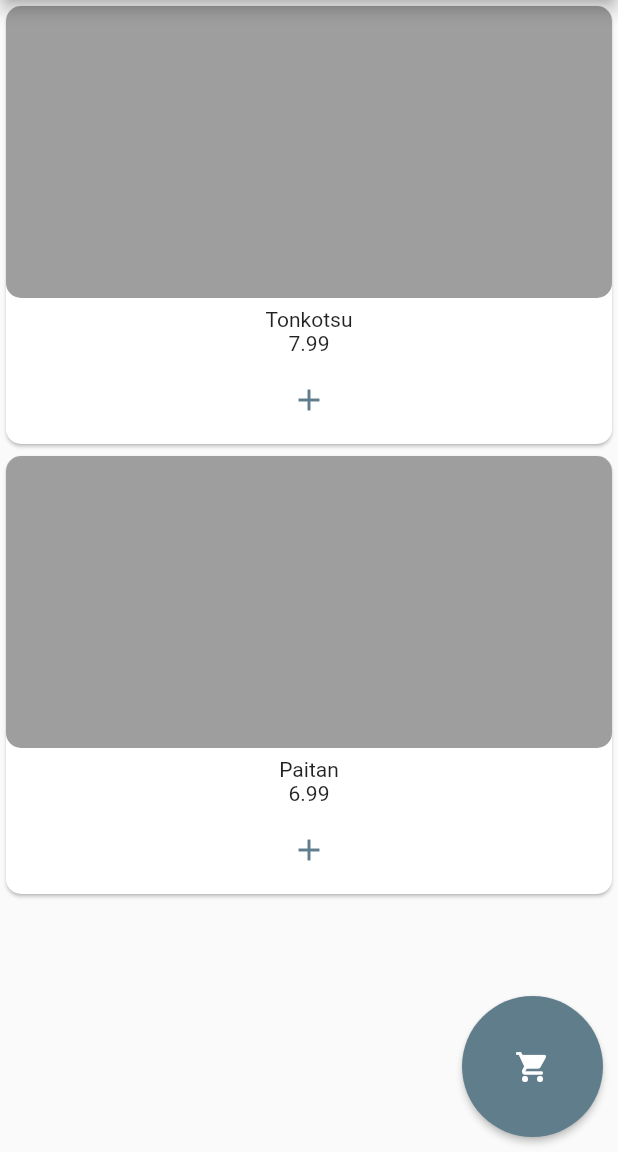
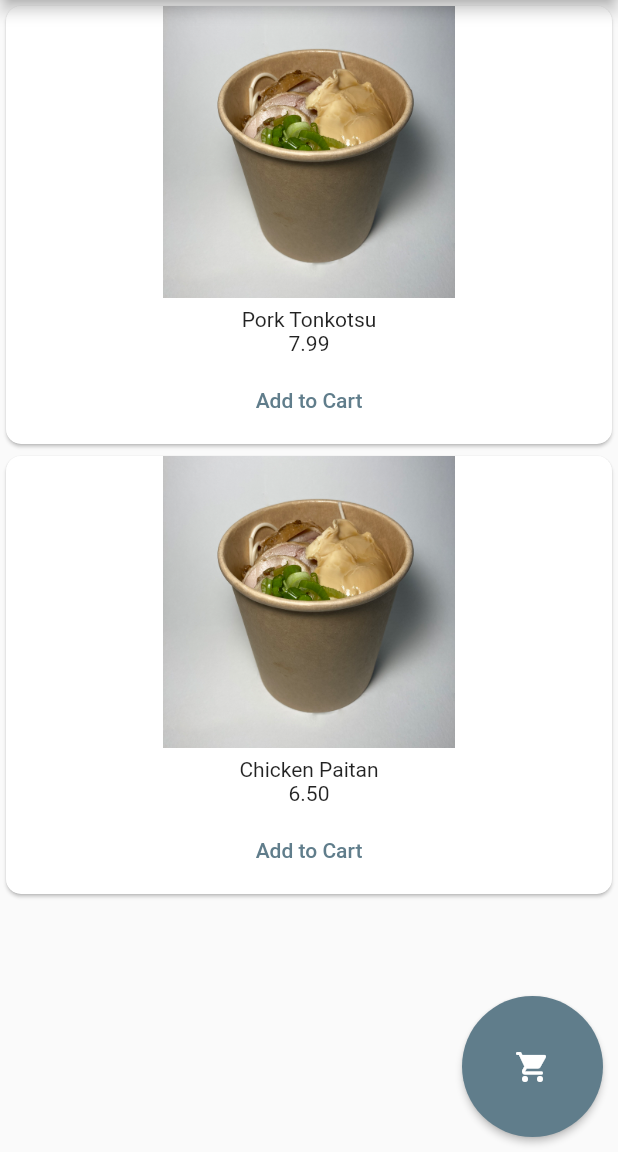
Before and after one commit to nat-leo/cloud-noodle-bar, a Flutter app: the ShippingDetailsPage screen opened by its route, in the side drawer, after a tap on "Products", on a phone screen of 412 x 824 dp, the part 84-1236 px from its top. Run offline on Flutter 3.47's test engine with Material 2 defaults, Android fonts, the phone set to English and light mode, and no system bars; our stand-ins replace cloud_firestore, cloud_functions, firebase_core; missing offline and left inert: flutter_stripe; accounts and stored records are empty.

Commit message:
add product details page for Chicken Paitan

```diff
--- a/lib/main.dart
+++ b/lib/main.dart
@@ -8,6 +8,7 @@ import 'package:flutter/foundation.dart';
 // local files
 import 'firebase_options.dart';
 import 'screens/checkout/checkout.dart';
+import 'screens/products/chicken_paitan.dart';
 import 'cart_model.dart';
 import 'screens/home/home_page.dart';
 import 'screens/landing/landing_page.dart';
@@ -89,7 +90,8 @@ class MyApp extends StatelessWidget {
         '/': (context) => const LandingPage(),
         // When navigating to the "/second" route, build the SecondScreen widget.
         '/home': (context) => const HomePage(),
-        '/home/order': (context) => const ShippingDetailsPage()
+        '/home/order': (context) => const ShippingDetailsPage(),
+        '/home/order/chicken_paitan': (context) => const ChickenPaitan(),
       },
     );
   }
--- a/lib/screens/checkout/checkout.dart
+++ b/lib/screens/checkout/checkout.dart
@@ -39,19 +39,14 @@ class ShippingDetailsPage extends StatelessWidget {
                     borderRadius: BorderRadius.circular(12),
                   ),
                   child: Column(
-                    children: const [
-                      Padding(
-                        padding: EdgeInsets.all(16),
-                        child: Text(
-                          "Products",
-                          style: TextStyle(
-                            fontSize: 20,
-                          ),
-                        ),
-                      ),
+                    children: [
                       Expanded(
                         child: YourCart(),
                       ),
+                      ElevatedButton(
+                          onPressed: () {},
+                          child: Text("fuck man"),
+                      )
                     ],
                   ),
                 )
@@ -96,24 +91,9 @@ class ShippingDetailsPage extends StatelessWidget {
                     color: const Color(0xFFDEDEE0),
                     borderRadius: BorderRadius.circular(12),
                   ),
-                    child: Column(
-                      children: const [
-                        Padding(
-                          padding: EdgeInsets.all(16),
-                          child: Text(
-                            "Products",
-                            style: TextStyle(
-                              fontSize: 20,
-                            ),
-                          ),
-                        ),
-                        Expanded(
                   child: YourCart(),
                 ),
-                      ],
-                    ),
               )
-              ),
             ],
           ),
         )
--- a/lib/screens/checkout/shipping_form.dart
+++ b/lib/screens/checkout/shipping_form.dart
@@ -77,8 +77,8 @@ class ShippingFormState extends State<ShippingForm> {
   // Responsive UI elements
   Widget _buildWebForm() {
     return Form(
-        key: _formKey,
-        child: Padding(
+      key: _formKey,
+      child: Padding(
         padding: const EdgeInsets.all(16),
         child: Column(
           mainAxisAlignment: MainAxisAlignment.spaceBetween,
--- a/lib/screens/checkout/your_cart.dart
+++ b/lib/screens/checkout/your_cart.dart
@@ -6,8 +6,44 @@ import '../../cart_model.dart';
 class YourCart extends StatelessWidget {
   const YourCart({Key? key}) : super(key: key);
 
-  @override
-  Widget build(BuildContext context) {
+  Widget _buildMobile() {
+    return Consumer<CartModel>(
+        builder: (context, cart, child) {
+          if(cart.products.isEmpty) {
+            return const Center(
+              child: Text("Add some stuff"),
+            );
+          } else {
+            return Column(
+              children: [
+                Padding(
+                  padding: EdgeInsets.all(16),
+                  child: Text(
+                    "Shopping Cart",
+                    style: TextStyle(
+                      fontSize: 20,
+                    ),
+                  ),
+                ),
+                Expanded(
+                  child: ListView.builder(
+                      itemCount: cart.products.length,
+                      itemBuilder: (context, index) {
+                        return ListTile(
+                            leading: Text("${cart.products[index].name} (${cart.products[index].quantity}) @ ${cart.products[index].price}"),
+                            trailing: Text((cart.products[index].price*cart.products[index].quantity).toStringAsFixed(2))
+                        );
+                      }
+                  ),
+                ),
+              ],
+            );
+          }
+        }
+    );
+  }
+
+  Widget _buildWeb() {
     return Consumer<CartModel>(
         builder: (context, cart, child) {
           if(cart.products.isEmpty) {
@@ -28,4 +64,17 @@ class YourCart extends StatelessWidget {
         }
     );
   }
+
+  @override
+  Widget build(BuildContext context) {
+    return LayoutBuilder(
+      builder: (context, constraints) {
+        if(constraints.maxWidth<1000) {
+          return _buildMobile();
+        } else {
+          return _buildWeb();
+        }
+      },
+    );
+  }
 }
--- a/lib/screens/products/product_card.dart
+++ b/lib/screens/products/product_card.dart
@@ -11,10 +11,14 @@ class ProductWidget extends StatefulWidget {
     Key? key,
     required this.name,
     required this.price,
+    required this.productUrl,
+    required this.productImage,
   }) : super(key: key);
 
   final String name;
   final double price;
+  final String productUrl;
+  final Widget productImage;
 
   @override
   State<StatefulWidget> createState() {
@@ -24,7 +28,7 @@ class ProductWidget extends StatefulWidget {
 
 class ProductWidgetState extends State<ProductWidget> {
   int quantity = 0;
-  bool addedToCart = false;
+  bool inCart = false;
 
   @override void initState() {
     setProductQuantity();
@@ -34,7 +38,7 @@ class ProductWidgetState extends State<ProductWidget> {
   void _addToCart() {
     setState(() {
       quantity++;
-      addedToCart = true;
+      inCart = true;
     });
     Provider.of<CartModel>(context, listen: false).add(
         Product(
@@ -52,7 +56,7 @@ class ProductWidgetState extends State<ProductWidget> {
       quantity--;
       if(quantity<=0) {
         quantity = 0;
-        addedToCart = false;
+        inCart = false;
       }
       Provider.of<CartModel>(context, listen: false).remove(widget.name);
       Provider.of<CartModel>(context, listen: false).calculateTotal();
@@ -62,7 +66,7 @@ class ProductWidgetState extends State<ProductWidget> {
   void setProductQuantity() {
     if(Provider.of<CartModel>(context, listen: false).contains(widget.name)) {
       setState(() {
-        addedToCart = true;
+        inCart = true;
         quantity = Provider.of<CartModel>(context, listen: false).get(widget.name).quantity;
       });
     }
@@ -88,6 +92,7 @@ class ProductWidgetState extends State<ProductWidget> {
                       color: Colors.grey,
                       borderRadius: BorderRadius.circular(10)
                   ),
+                  child: widget.productImage,
                 ),
               ),
               Expanded(
@@ -102,36 +107,15 @@ class ProductWidgetState extends State<ProductWidget> {
                         ],
                       ),
                     ),
-                    Container(
-                        child: addedToCart? Row(
-                          mainAxisAlignment: MainAxisAlignment.center,
-                          children: [
-                            TextButton(
-                                style: TextButton.styleFrom(
-                                    shape: const CircleBorder(),
-                                    padding: const EdgeInsets.all(12)
-                                ),
-                                onPressed: _removeFromCart,
-                                child: const Icon(Icons.remove)
-                            ),
-                            Text("$quantity"),
-                            TextButton(
-                                style: TextButton.styleFrom(
-                                    shape: const CircleBorder(),
-                                    padding: const EdgeInsets.all(12)
-                                ),
-                                onPressed: () {_addToCart();},
-                                child: const Icon(Icons.add)
-                            ),
-                          ],
-                        ) : TextButton(
-                            style: TextButton.styleFrom(
-                                shape: const CircleBorder(),
-                                padding: const EdgeInsets.all(12)
-                            ),
-                            onPressed: _addToCart,
-                            child: const Icon(Icons.add)
-                        )
+                    TextButton(
+                      style: TextButton.styleFrom(
+                        shape: const CircleBorder(),
+                        padding: const EdgeInsets.all(12)
+                      ),
+                      onPressed: () {
+                        Navigator.pushNamed(context, widget.productUrl);
+                      },
+                      child: const Text("Add to Cart"),
                     ),
                   ],
                 ),
--- a/lib/screens/products/products_page.dart
+++ b/lib/screens/products/products_page.dart
@@ -1,8 +1,4 @@
 /// Products Page
-///
-/// contains a Gridview of available products that resizes with the screen.
-/// Also contains ProductWidget(), a widget that contains individual Card() widgets
-/// for each product.
 ///
 /// Use:
 /// Call the widget ProductsPage(), the other widgets defined here are helper widgets
@@ -13,7 +9,6 @@
 ///
 /// This page contains:
 /// ProductPage()
-/// ProductWidget()
 
 // libraries
 import 'package:flutter/material.dart';
@@ -27,14 +22,24 @@ class ProductsPage extends StatelessWidget {
   @override
   Widget build(BuildContext context) {
     return ListView(
-      children: [
-        Container(
+      children: const [
+        SizedBox(
           height: 300,
-          child: ProductWidget(name: "Tonkotsu", price: 7.99),
+          child: ProductWidget(
+            name: "Pork Tonkotsu",
+            price: 7.99,
+            productUrl: "/home/order/chicken_paitan",
+            productImage: Image(image: AssetImage("resources/chickenPaitanBirdsEye2.jpg")),
+          ),
         ),
-        Container(
+        SizedBox(
           height: 300,
-          child: ProductWidget(name: "Paitan", price: 6.99),
+          child: ProductWidget(
+            name: "Chicken Paitan",
+            price: 6.50,
+            productUrl: "/home/order/chicken_paitan",
+            productImage: Image(image: AssetImage("resources/chickenPaitanBirdsEye2.jpg")),
+          ),
         ),
       ],
     );
--- a/pubspec.yaml
+++ b/pubspec.yaml
@@ -67,8 +67,8 @@ flutter:
   # included with your application, so that you can use the icons in
   # the material Icons class.
   uses-material-design: true
-  #assets:
-    #- resources/hero-background.jpg commented out for speed.
+  assets:
+    - resources/
 
   # To add assets to your application, add an assets section, like this:
   # assets:
```
Also changed, not shown: lib/screens/products/chicken_paitan.dart (added, +472 -0 lines), resources/chickenPaitanBirdsEye2.jpg (added), resources/chickenPaitanSide.jpg (added), resources/chickenPaitanTop2.jpg (added), resources/cup-noodle-done.png (added), resources/hero-background.jpg (deleted), resources/microwave.png (added), resources/stir.png (added). Lines whose indentation alone changed are shown as unchanged.
